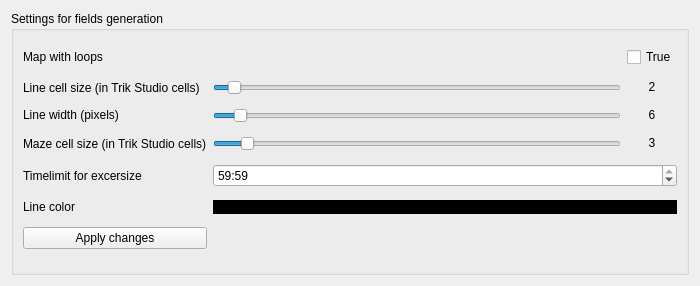
Above: source/qt_ui/settings.ui from lvjonok/maze-gui-gen before the change. Below: the same form after it.
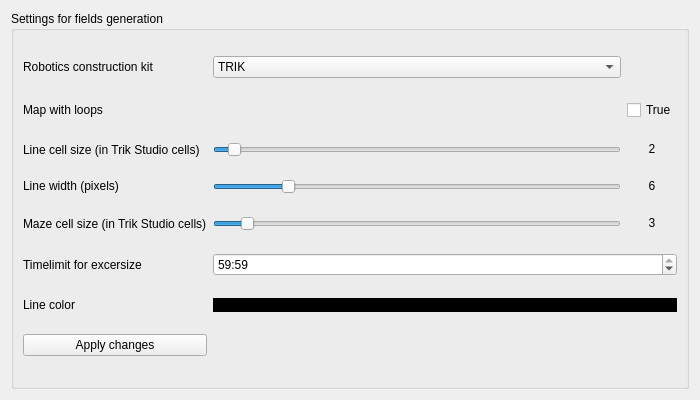
That is the form after the change.

```diff
--- a/source/qt_ui/settings.ui
+++ b/source/qt_ui/settings.ui
@@ -10,7 +10,7 @@
     <x>0</x>
     <y>0</y>
     <width>700</width>
-    <height>286</height>
+    <height>400</height>
    </rect>
   </property>
   <property name="sizePolicy">
@@ -22,13 +22,13 @@
   <property name="minimumSize">
    <size>
     <width>700</width>
-    <height>286</height>
+    <height>400</height>
    </size>
   </property>
   <property name="maximumSize">
    <size>
     <width>700</width>
-    <height>286</height>
+    <height>400</height>
    </size>
   </property>
   <property name="windowTitle">
@@ -41,110 +41,89 @@
       <string>Settings for fields generation</string>
      </property>
      <layout class="QGridLayout" name="gridLayout">
-      <item row="5" column="0">
+      <item row="1" column="0" colspan="2">
+       <widget class="QLabel" name="MazeLoopsLabel">
+        <property name="sizePolicy">
+         <sizepolicy hsizetype="Fixed" vsizetype="Fixed">
+          <horstretch>0</horstretch>
+          <verstretch>0</verstretch>
+         </sizepolicy>
+        </property>
+        <property name="text">
+         <string>Map with loops</string>
+        </property>
+       </widget>
+      </item>
+      <item row="0" column="0">
+       <widget class="QLabel" name="roboticsKitLabel">
+        <property name="sizePolicy">
+         <sizepolicy hsizetype="Fixed" vsizetype="Fixed">
+          <horstretch>0</horstretch>
+          <verstretch>0</verstretch>
+         </sizepolicy>
+        </property>
+        <property name="text">
+         <string>Robotics construction kit</string>
+        </property>
+       </widget>
+      </item>
+      <item row="6" column="0">
        <widget class="QLabel" name="timelimitLabel">
         <property name="text">
          <string>Timelimit for excersize</string>
         </property>
        </widget>
       </item>
-      <item row="1" column="0">
+      <item row="3" column="2" colspan="2">
+       <widget class="QLabel" name="linePixelSizeValue">
+        <property name="text">
+         <string>&lt;html&gt;&lt;head/&gt;&lt;body&gt;&lt;p align=&quot;center&quot;&gt;6&lt;/p&gt;&lt;/body&gt;&lt;/html&gt;</string>
+        </property>
+       </widget>
+      </item>
+      <item row="2" column="0">
        <widget class="QLabel" name="lineCellSizeLabel">
         <property name="text">
          <string>Line cell size (in Trik Studio cells)</string>
         </property>
        </widget>
       </item>
-      <item row="2" column="1">
-       <widget class="QSlider" name="linePixelSizeSlider">
-        <property name="minimum">
-         <number>1</number>
-        </property>
-        <property name="value">
-         <number>6</number>
-        </property>
-        <property name="orientation">
-         <enum>Qt::Horizontal</enum>
-        </property>
+      <item row="0" column="1">
+       <widget class="QComboBox" name="roboticsKitList">
+        <item>
+         <property name="text">
+          <string>TRIK</string>
+         </property>
+        </item>
+        <item>
+         <property name="text">
+          <string>Lego EV3</string>
+         </property>
+        </item>
        </widget>
       </item>
-      <item row="7" column="0">
-       <widget class="QLabel" name="lineColorLabel">
-        <property name="text">
-         <string>Line color</string>
-        </property>
-       </widget>
-      </item>
-      <item row="3" column="0">
+      <item row="4" column="0">
        <widget class="QLabel" name="mazeCellSizeLabel">
         <property name="text">
          <string>Maze cell size (in Trik Studio cells)</string>
         </property>
        </widget>
       </item>
-      <item row="5" column="1" colspan="3">
-       <widget class="QTimeEdit" name="excersizeTime">
-        <property name="currentSection">
-         <enum>QDateTimeEdit::MinuteSection</enum>
-        </property>
-        <property name="displayFormat">
-         <string>mm:ss</string>
-        </property>
-        <property name="timeSpec">
-         <enum>Qt::LocalTime</enum>
-        </property>
-        <property name="time">
-         <time>
-          <hour>0</hour>
-          <minute>59</minute>
-          <second>59</second>
-         </time>
-        </property>
-       </widget>
-      </item>
-      <item row="0" column="0" colspan="2">
-       <widget class="QLabel" name="MazeLoopsLabel">
-        <property name="sizePolicy">
-         <sizepolicy hsizetype="Fixed" vsizetype="Fixed">
-          <horstretch>0</horstretch>
-          <verstretch>0</verstretch>
-         </sizepolicy>
-        </property>
-        <property name="text">
-         <string>Map with loops</string>
-        </property>
-       </widget>
-      </item>
-      <item row="0" column="2" colspan="2">
-       <widget class="QCheckBox" name="MazeLoopsCheckBox">
-        <property name="sizePolicy">
-         <sizepolicy hsizetype="Fixed" vsizetype="Fixed">
-          <horstretch>0</horstretch>
-          <verstretch>0</verstretch>
-         </sizepolicy>
-        </property>
-        <property name="autoFillBackground">
-         <bool>false</bool>
-        </property>
-        <property name="text">
-         <string>True</string>
-        </property>
-        <property name="checked">
-         <bool>false</bool>
-        </property>
-        <property name="tristate">
-         <bool>false</bool>
-        </property>
-       </widget>
-      </item>
       <item row="8" column="0">
+       <widget class="QLabel" name="lineColorLabel">
+        <property name="text">
+         <string>Line color</string>
+        </property>
+       </widget>
+      </item>
+      <item row="9" column="0">
        <widget class="QPushButton" name="applyChangesButton">
         <property name="text">
          <string>Apply changes</string>
         </property>
        </widget>
       </item>
-      <item row="2" column="0">
+      <item row="3" column="0">
        <widget class="QLabel" name="linePixelSizeLabel">
         <property name="maximumSize">
          <size>
@@ -157,7 +136,46 @@
         </property>
        </widget>
       </item>
-      <item row="1" column="1">
+      <item row="2" column="2" colspan="2">
+       <widget class="QLabel" name="lineCellSizeValue">
+        <property name="sizePolicy">
+         <sizepolicy hsizetype="MinimumExpanding" vsizetype="Preferred">
+          <horstretch>0</horstretch>
+          <verstretch>0</verstretch>
+         </sizepolicy>
+        </property>
+        <property name="text">
+         <string>&lt;html&gt;&lt;head/&gt;&lt;body&gt;&lt;p align=&quot;center&quot;&gt;2&lt;/p&gt;&lt;/body&gt;&lt;/html&gt;</string>
+        </property>
+        <property name="scaledContents">
+         <bool>false</bool>
+        </property>
+       </widget>
+      </item>
+      <item row="4" column="2" colspan="2">
+       <widget class="QLabel" name="mazeCellSizeValue">
+        <property name="text">
+         <string>&lt;html&gt;&lt;head/&gt;&lt;body&gt;&lt;p align=&quot;center&quot;&gt;3&lt;/p&gt;&lt;/body&gt;&lt;/html&gt;</string>
+        </property>
+       </widget>
+      </item>
+      <item row="3" column="1">
+       <widget class="QSlider" name="linePixelSizeSlider">
+        <property name="minimum">
+         <number>1</number>
+        </property>
+        <property name="maximum">
+         <number>30</number>
+        </property>
+        <property name="value">
+         <number>6</number>
+        </property>
+        <property name="orientation">
+         <enum>Qt::Horizontal</enum>
+        </property>
+       </widget>
+      </item>
+      <item row="2" column="1">
        <widget class="QSlider" name="lineCellSizeSlider">
         <property name="toolTip">
          <string>&lt;html&gt;&lt;head/&gt;&lt;body&gt;&lt;p&gt;&lt;br/&gt;&lt;/p&gt;&lt;/body&gt;&lt;/html&gt;</string>
@@ -200,49 +218,7 @@
         </property>
        </widget>
       </item>
-      <item row="2" column="2" colspan="2">
-       <widget class="QLabel" name="linePixelSizeValue">
-        <property name="text">
-         <string>&lt;html&gt;&lt;head/&gt;&lt;body&gt;&lt;p align=&quot;center&quot;&gt;6&lt;/p&gt;&lt;/body&gt;&lt;/html&gt;</string>
-        </property>
-       </widget>
-      </item>
-      <item row="3" column="1">
-       <widget class="QSlider" name="mazeCellSizeSlider">
-        <property name="toolTip">
-         <string>&lt;html&gt;&lt;head/&gt;&lt;body&gt;&lt;p&gt;&lt;br/&gt;&lt;/p&gt;&lt;/body&gt;&lt;/html&gt;</string>
-        </property>
-        <property name="minimum">
-         <number>1</number>
-        </property>
-        <property name="maximum">
-         <number>30</number>
-        </property>
-        <property name="value">
-         <number>3</number>
-        </property>
-        <property name="orientation">
-         <enum>Qt::Horizontal</enum>
-        </property>
-       </widget>
-      </item>
-      <item row="1" column="2" colspan="2">
-       <widget class="QLabel" name="lineCellSizeValue">
-        <property name="sizePolicy">
-         <sizepolicy hsizetype="MinimumExpanding" vsizetype="Preferred">
-          <horstretch>0</horstretch>
-          <verstretch>0</verstretch>
-         </sizepolicy>
-        </property>
-        <property name="text">
-         <string>&lt;html&gt;&lt;head/&gt;&lt;body&gt;&lt;p align=&quot;center&quot;&gt;2&lt;/p&gt;&lt;/body&gt;&lt;/html&gt;</string>
-        </property>
-        <property name="scaledContents">
-         <bool>false</bool>
-        </property>
-       </widget>
-      </item>
-      <item row="7" column="1" colspan="3">
+      <item row="8" column="1" colspan="3">
        <widget class="QLabel" name="colorLabel">
         <property name="sizePolicy">
          <sizepolicy hsizetype="Ignored" vsizetype="Maximum">
@@ -259,10 +235,64 @@
         </property>
        </widget>
       </item>
-      <item row="3" column="2" colspan="2">
-       <widget class="QLabel" name="mazeCellSizeValue">
+      <item row="4" column="1">
+       <widget class="QSlider" name="mazeCellSizeSlider">
+        <property name="toolTip">
+         <string>&lt;html&gt;&lt;head/&gt;&lt;body&gt;&lt;p&gt;&lt;br/&gt;&lt;/p&gt;&lt;/body&gt;&lt;/html&gt;</string>
+        </property>
+        <property name="minimum">
+         <number>1</number>
+        </property>
+        <property name="maximum">
+         <number>30</number>
+        </property>
+        <property name="value">
+         <number>3</number>
+        </property>
+        <property name="orientation">
+         <enum>Qt::Horizontal</enum>
+        </property>
+       </widget>
+      </item>
+      <item row="6" column="1" colspan="3">
+       <widget class="QTimeEdit" name="excersizeTime">
+        <property name="currentSection">
+         <enum>QDateTimeEdit::MinuteSection</enum>
+        </property>
+        <property name="displayFormat">
+         <string>mm:ss</string>
+        </property>
+        <property name="timeSpec">
+         <enum>Qt::LocalTime</enum>
+        </property>
+        <property name="time">
+         <time>
+          <hour>0</hour>
+          <minute>59</minute>
+          <second>59</second>
+         </time>
+        </property>
+       </widget>
+      </item>
+      <item row="1" column="2" colspan="2">
+       <widget class="QCheckBox" name="MazeLoopsCheckBox">
+        <property name="sizePolicy">
+         <sizepolicy hsizetype="Fixed" vsizetype="Fixed">
+          <horstretch>0</horstretch>
+          <verstretch>0</verstretch>
+         </sizepolicy>
+        </property>
+        <property name="autoFillBackground">
+         <bool>false</bool>
+        </property>
         <property name="text">
-         <string>&lt;html&gt;&lt;head/&gt;&lt;body&gt;&lt;p align=&quot;center&quot;&gt;3&lt;/p&gt;&lt;/body&gt;&lt;/html&gt;</string>
+         <string>True</string>
+        </property>
+        <property name="checked">
+         <bool>false</bool>
+        </property>
+        <property name="tristate">
+         <bool>false</bool>
         </property>
        </widget>
       </item>
```
